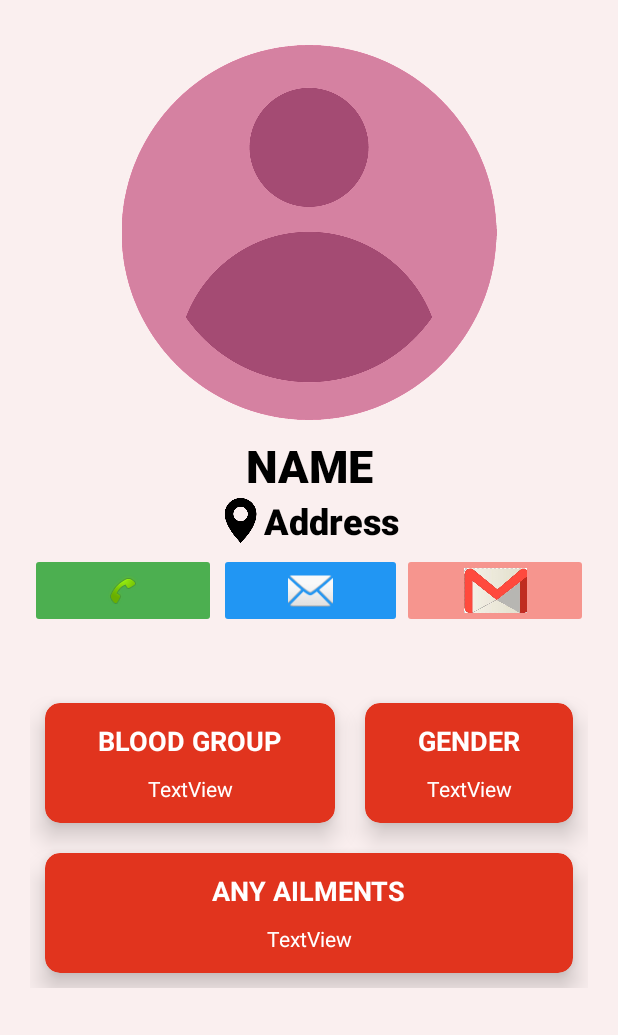
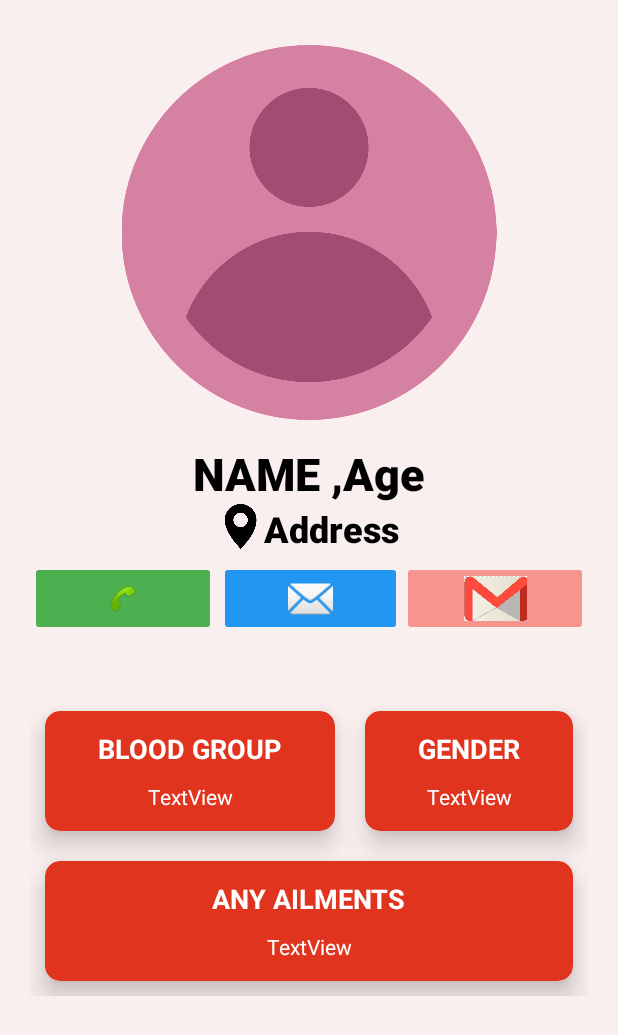
Before and after one commit to khushishetty/BloodPlasmaBankApp, an Android app: the DetailedBloodDonorActivity screen opened directly, with no data from a screen before it, on a phone screen of 412 x 824 dp. Shown: the top 1035 px of the screen. Run offline under Robolectric (Android 15) with nearby library versions, the phone set to English and light mode, and no system bars.

Commit message:
Version4

```diff
--- a/app/src/main/java/com/example/bloodplasmabankapp/DetailedBloodDonorActivity.java
+++ b/app/src/main/java/com/example/bloodplasmabankapp/DetailedBloodDonorActivity.java
@@ -43,7 +43,7 @@ import java.util.List;
 import java.util.Locale;
 
 public class DetailedBloodDonorActivity extends AppCompatActivity {
-    TextView name,address,bloodgrp,gender,ailments;
+    TextView name,address,bloodgrp,gender,ailments,age;
     String phno,mail;
     ImageView call,message,email;
 
@@ -98,6 +98,7 @@ public class DetailedBloodDonorActivity extends AppCompatActivity {
         call = (ImageView) findViewById(R.id.profile_call_btn_id);
         message = (ImageView)findViewById(R.id.profile_mail_btn_id);
         email = (ImageView)findViewById(R.id.profile_email_btn_id);
+        age = (TextView)findViewById(R.id.profile_age_id);
 
         final DBHelper dbHelper= new DBHelper(this);
         final DB_Plasma_Helper plasma_helper = new DB_Plasma_Helper(this);
@@ -111,6 +112,7 @@ public class DetailedBloodDonorActivity extends AppCompatActivity {
             bloodgrp.setText(cursor.getString(3));
             gender.setText(cursor.getString(7));
             ailments.setText(cursor.getString(6));
+            age.setText(cursor.getString(8));
             mail = cursor.getString(4);
 
             dest = address.getText().toString();
@@ -222,6 +224,7 @@ public class DetailedBloodDonorActivity extends AppCompatActivity {
             gender.setText(cursor.getString(7));
             ailments.setText(cursor.getString(6));
             mail = cursor.getString(4);
+            age.setText(cursor.getString(8));
             dest = address.getText().toString();
             email.setOnClickListener(new View.OnClickListener() {
                 @Override
--- a/app/src/main/res/layout/activity_detailed_blood_donor.xml
+++ b/app/src/main/res/layout/activity_detailed_blood_donor.xml
@@ -16,17 +16,45 @@
         android:layout_marginTop="10dp"
         app:srcCompat="@drawable/blank_profile_purple" />
 
+    <LinearLayout
+        android:layout_width="match_parent"
+        android:layout_height="wrap_content"
+        android:layout_marginTop="15dp"
+        android:gravity="center"
+        android:orientation="horizontal">
+
         <TextView
             android:id="@+id/profile_name_id"
-        android:layout_width="match_parent"
+            android:layout_width="wrap_content"
             android:layout_height="wrap_content"
-        android:layout_marginTop="10dp"
             android:fontFamily="sans-serif-medium"
             android:gravity="center"
             android:text="NAME"
             android:textColor="#000000"
             android:textSize="30sp"
             android:textStyle="bold" />
+
+        <TextView
+            android:id="@+id/textView7"
+            android:layout_width="wrap_content"
+            android:layout_height="wrap_content"
+            android:fontFamily="sans-serif-black"
+            android:text=" ,"
+            android:textColor="#000000"
+            android:textSize="30sp" />
+
+        <TextView
+            android:id="@+id/profile_age_id"
+            android:layout_width="wrap_content"
+            android:layout_height="wrap_content"
+            android:layout_gravity="center"
+            android:fontFamily="sans-serif-black"
+            android:gravity="center"
+            android:text="Age"
+            android:textColor="#000000"
+            android:textSize="30sp"
+            android:textStyle="bold" />
+    </LinearLayout>
 
     <LinearLayout
         android:layout_width="match_parent"
@@ -38,6 +66,7 @@
             android:id="@+id/imageView3"
             android:layout_width="30dp"
             android:layout_height="30dp"
+            android:layout_gravity="left"
             android:backgroundTint="@color/black"
             android:scaleType="fitEnd"
             app:srcCompat="@drawable/locationiconthree" />
@@ -46,7 +75,9 @@
             android:id="@+id/profile_address_id"
             android:layout_width="wrap_content"
             android:layout_height="wrap_content"
+            android:layout_gravity="center"
             android:fontFamily="sans-serif-medium"
+            android:gravity="center"
             android:text="Address"
             android:textColor="#000000"
             android:textSize="24sp"
```
Also changed, not shown: app/src/main/java/com/example/bloodplasmabankapp/DB/DBHelper.java (+8 -4 lines), app/src/main/java/com/example/bloodplasmabankapp/DB/DB_Plasma_Helper.java (+11 -6 lines), app/src/main/java/com/example/bloodplasmabankapp/DisplayBloodDonorsActivity.java (+13 -12 lines), app/src/main/java/com/example/bloodplasmabankapp/DisplayPlasmaDonorActivity.java (+9 -6 lines), app/src/main/java/com/example/bloodplasmabankapp/Models/BloodDonorModel.java (+11 -2 lines), app/src/main/java/com/example/bloodplasmabankapp/Models/PlasmaDonorModel.java (+12 -2 lines). Lines whose indentation alone changed are shown as unchanged.
